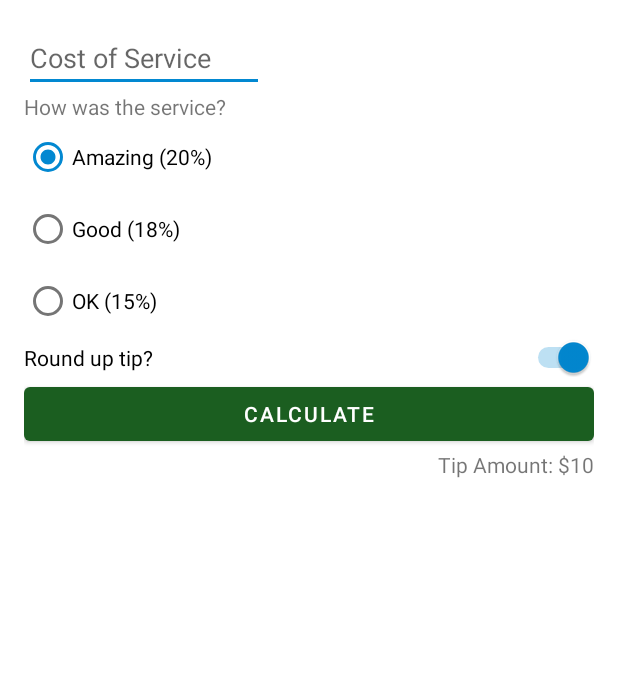
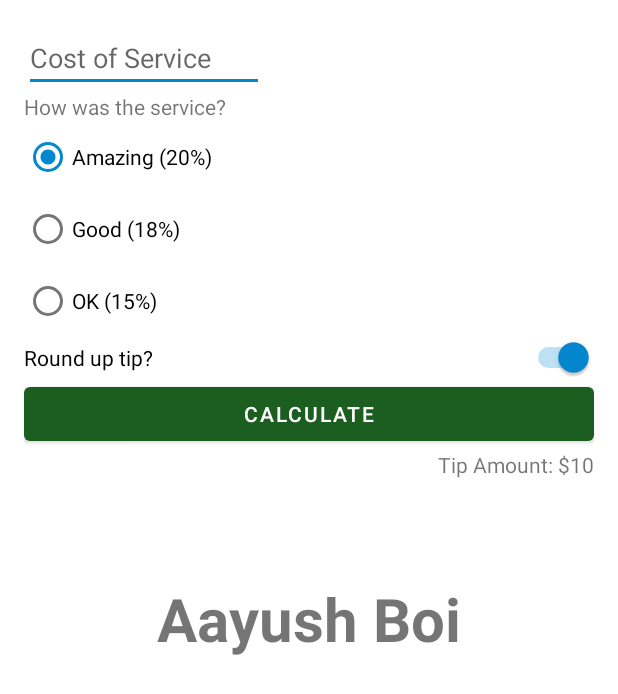
Before and after one commit to Pavan-Sai-creator/Tip-calc, an Android app: the layout activity_main.xml on its own in the app's theme, with its tools: preview values and no code run, on a phone screen of 412 x 824 dp. Shown: the top 694 px of the screen. Run offline under Robolectric (Android 15) with nearby library versions, the phone set to English and light mode, and no system bars.

Commit message:
second version

```diff
--- a/app/src/main/res/layout/activity_main.xml
+++ b/app/src/main/res/layout/activity_main.xml
@@ -81,5 +81,18 @@
         app:layout_constraintEnd_toEndOf="parent"
         app:layout_constraintTop_toBottomOf="@id/calculate_button" />
 
+    <TextView
+        android:id="@+id/textView"
+        android:layout_width="wrap_content"
+        android:layout_height="wrap_content"
+        android:text="Aayush Boi"
+        android:textStyle="bold"
+
+        android:textSize="40dp"
+        app:layout_constraintBottom_toBottomOf="parent"
+        app:layout_constraintEnd_toEndOf="parent"
+        app:layout_constraintStart_toStartOf="parent"
+        app:layout_constraintTop_toTopOf="parent" />
+
 
 </androidx.constraintlayout.widget.ConstraintLayout>
```
